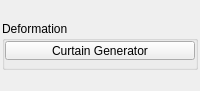
Above: tentacle/ui/deformation.ui from m3trik/tentacle before the change. Below: the same form after it.
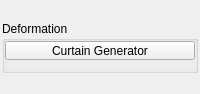
That is the form after the change. Custom widgets are drawn as their Qt base class.

The edit to the form file:
```diff
--- a/tentacle/ui/deformation.ui
+++ b/tentacle/ui/deformation.ui
@@ -71,6 +71,12 @@
       </item>
       <item>
        <widget class="QGroupBox" name="groupBox">
+        <property name="sizePolicy">
+         <sizepolicy hsizetype="Preferred" vsizetype="Fixed">
+          <horstretch>0</horstretch>
+          <verstretch>0</verstretch>
+         </sizepolicy>
+        </property>
         <property name="enabled">
          <bool>true</bool>
         </property>
@@ -129,6 +135,9 @@
            <property name="orientation">
             <enum>Qt::Vertical</enum>
            </property>
+           <property name="sizeType">
+            <enum>QSizePolicy::Fixed</enum>
+           </property>
            <property name="sizeHint" stdset="0">
             <size>
              <width>0</width>
```
